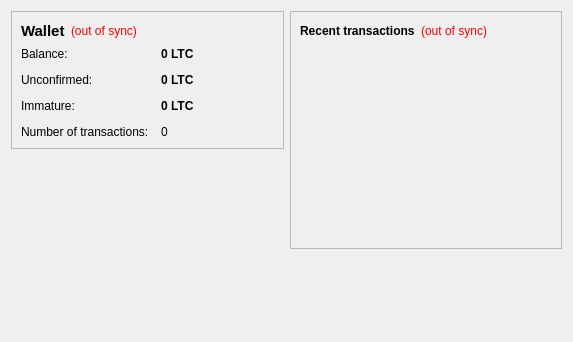
Qt form src/qt/forms/overviewpage.ui (ezcoin/ezcoin) before a commit.
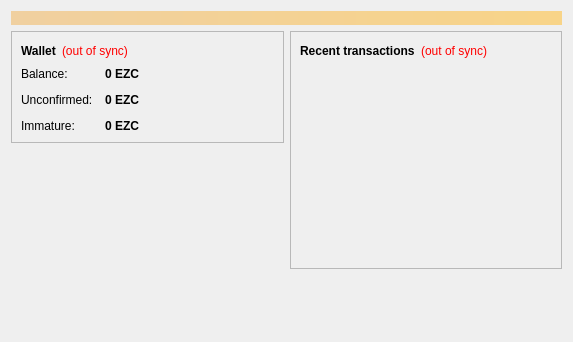
The same form after that commit.

Patch:
```diff
--- a/src/qt/forms/overviewpage.ui
+++ b/src/qt/forms/overviewpage.ui
@@ -13,6 +13,24 @@
   <property name="windowTitle">
    <string>Form</string>
   </property>
+  <layout class="QVBoxLayout" name="topLayout">
+   <item>
+    <widget class="QLabel" name="labelAlerts">
+     <property name="visible">
+      <bool>false</bool>
+     </property>
+     <property name="styleSheet">
+      <string notr="true">background-color: qlineargradient(x1: 0, y1: 0, x2: 1, y2: 0, stop:0 #F0D0A0, stop:1 #F8D488); color:#000000;</string>
+     </property>
+     <property name="wordWrap">
+      <bool>true</bool>
+     </property>
+     <property name="margin">
+      <number>3</number>
+     </property>
+    </widget>
+   </item>
+   <item>
   <layout class="QHBoxLayout" name="horizontalLayout" stretch="1,1">
    <item>
     <layout class="QVBoxLayout" name="verticalLayout_2">
@@ -31,7 +49,6 @@
            <widget class="QLabel" name="label_5">
             <property name="font">
              <font>
-              <pointsize>11</pointsize>
               <weight>75</weight>
               <bold>true</bold>
              </font>
@@ -105,7 +122,7 @@
              <string>Your current balance</string>
             </property>
             <property name="text">
-             <string notr="true">0 LTC</string>
+               <string notr="true">0 EZC</string>
             </property>
             <property name="textInteractionFlags">
              <set>Qt::LinksAccessibleByMouse|Qt::TextSelectableByKeyboard|Qt::TextSelectableByMouse</set>
@@ -134,30 +151,13 @@
              <string>Total of transactions that have yet to be confirmed, and do not yet count toward the current balance</string>
             </property>
             <property name="text">
-             <string notr="true">0 LTC</string>
+               <string notr="true">0 EZC</string>
             </property>
             <property name="textInteractionFlags">
              <set>Qt::LinksAccessibleByMouse|Qt::TextSelectableByKeyboard|Qt::TextSelectableByMouse</set>
             </property>
            </widget>
           </item>
-          <item row="3" column="0">
-           <widget class="QLabel" name="label_2">
-            <property name="text">
-             <string>Number of transactions:</string>
-            </property>
-           </widget>
-          </item>
-          <item row="3" column="1">
-           <widget class="QLabel" name="labelNumTransactions">
-            <property name="toolTip">
-             <string>Total number of transactions in wallet</string>
-            </property>
-            <property name="text">
-             <string notr="true">0</string>
-            </property>
-           </widget>
-          </item>
           <item row="2" column="0">
            <widget class="QLabel" name="labelImmatureText">
             <property name="text">
@@ -177,7 +177,7 @@
              <string>Mined balance that has not yet matured</string>
             </property>
             <property name="text">
-             <string notr="true">0 LTC</string>
+               <string notr="true">0 EZC</string>
             </property>
             <property name="textInteractionFlags">
              <set>Qt::LinksAccessibleByMouse|Qt::TextSelectableByKeyboard|Qt::TextSelectableByMouse</set>
@@ -289,6 +289,8 @@
         </size>
        </property>
       </spacer>
+       </item>
+      </layout>
      </item>
     </layout>
    </item>
```
Lines whose indentation alone changed are shown as unchanged.
